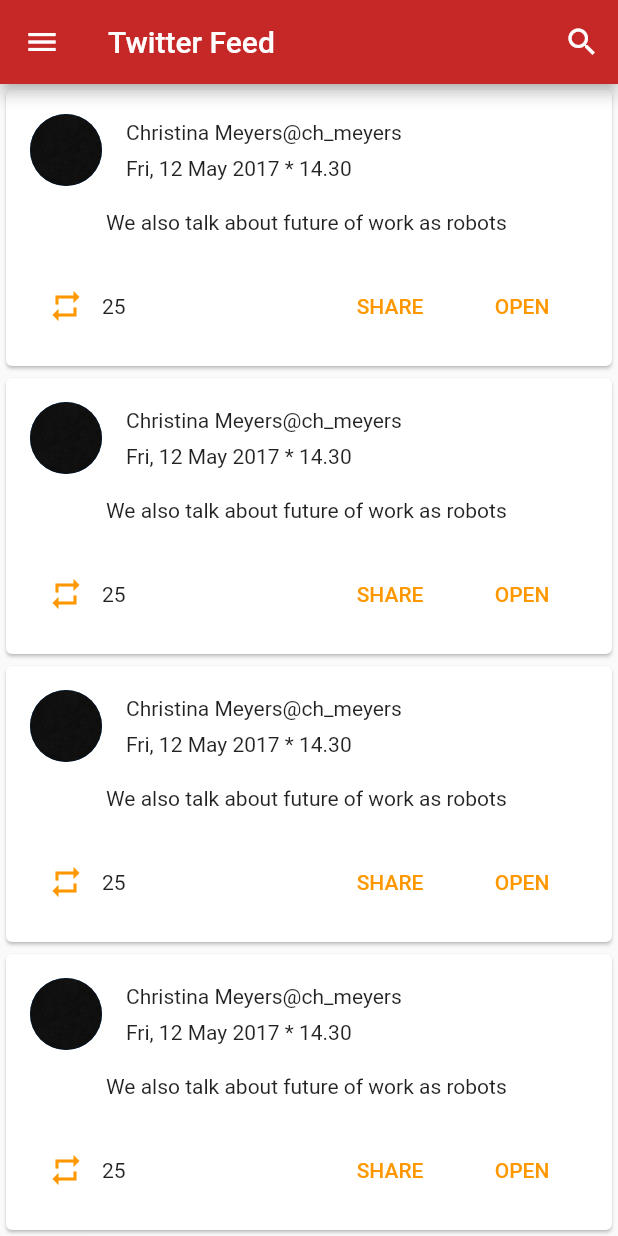
After one commit to AlaaElsweedy/NewsApp, a Flutter app: the TwitterFeed screen opened directly, on a phone screen of 412 x 824 dp. The commit adds this screen. Run offline on Flutter 3.47's test engine with Material 2 defaults, Android fonts, the phone set to English and light mode, and no system bars; our stand-ins replace shared_preferences; missing offline and left inert: page_view_indicator; accounts and stored records are empty.

Commit message:
add twitter

```diff
--- /dev/null
+++ b/lib/screens/twitter_feed.dart
@@ -0,0 +1,107 @@
+import 'package:flutter/material.dart';
+import 'package:news_app/models/nav_menu_item.dart';
+
+class TwitterFeed extends StatefulWidget {
+  @override
+  _TwitterFeedState createState() => _TwitterFeedState();
+}
+
+class _TwitterFeedState extends State<TwitterFeed> {
+  @override
+  Widget build(BuildContext context) {
+    return Scaffold(
+      appBar: AppBar(
+        actions: <Widget>[
+          IconButton(icon: Icon(Icons.search), onPressed: () {}),
+        ],
+        title: Text('Twitter Feed'),
+      ),
+      drawer: Drawer(),
+      body: ListView.builder(
+        itemBuilder: (context, position) {
+          return Card(
+            child: Column(
+              children: <Widget>[_cardHeader(), _cardBody(), _cardFooter()],
+            ),
+          );
+        },
+        itemCount: 20,
+      ),
+    );
+  }
+
+  Widget _cardHeader() {
+    return Row(
+      children: <Widget>[
+        Padding(
+          padding: const EdgeInsets.all(16.0),
+          child: CircleAvatar(
+            backgroundImage: ExactAssetImage('assets/images/body-bg.jpg'),
+            radius: 24,
+          ),
+        ),
+        Column(
+          crossAxisAlignment: CrossAxisAlignment.start,
+          children: <Widget>[
+            Row(
+              children: <Widget>[
+                Text('Christina Meyers'),
+                Text('@ch_meyers'),
+              ],
+            ),
+            SizedBox(
+              height: 8,
+            ),
+            Text('Fri, 12 May 2017 * 14.30'),
+          ],
+        ),
+      ],
+    );
+  }
+
+  Widget _cardBody() {
+    return Padding(
+      padding: const EdgeInsets.only(left: 16, right: 16, bottom: 8),
+      child: Text('We also talk about future of work as robots '),
+    );
+  }
+
+  Widget _cardFooter() {
+    return Padding(
+      padding: const EdgeInsets.all(16),
+      child: Row(
+        mainAxisAlignment: MainAxisAlignment.spaceBetween,
+        children: <Widget>[
+          Row(
+            children: <Widget>[
+              IconButton(
+                icon: Icon(
+                  Icons.repeat,
+                  color: Colors.orange,
+                ),
+                onPressed: () {},
+              ),
+              Text('25'),
+            ],
+          ),
+          Row(
+            children: <Widget>[
+              FlatButton(
+                  onPressed: () {},
+                  child: Text(
+                    'SHARE',
+                    style: TextStyle(color: Colors.orange),
+                  )),
+              FlatButton(
+                  onPressed: () {},
+                  child: Text(
+                    'OPEN',
+                    style: TextStyle(color: Colors.orange),
+                  )),
+            ],
+          ),
+        ],
+      ),
+    );
+  }
+}
--- a/lib/shared_ui/drawer.dart
+++ b/lib/shared_ui/drawer.dart
@@ -2,6 +2,7 @@ import 'package:flutter/material.dart';
 import 'package:news_app/models/nav_menu_item.dart';
 import 'package:news_app/screens/home_screen.dart';
 import 'package:news_app/screens/headline_news.dart';
+import 'package:news_app/screens/twitter_feed.dart';
 
 class NavigationDrawer extends StatefulWidget {
   @override
@@ -9,10 +10,10 @@ class NavigationDrawer extends StatefulWidget {
 }
 
 class _NavigationDrawerState extends State<NavigationDrawer> {
-
   List<NavMenuItem> navigationItem = [
     NavMenuItem('Explore', () => HomeScreen()),
-    NavMenuItem('Headlines', () => HeadlineNews())
+    NavMenuItem('Headlines', () => HeadlineNews()),
+    NavMenuItem('Twitter Feed', () => TwitterFeed()),
   ];
 
 //  List<String> _namesDrawer = [
@@ -36,6 +37,7 @@ class _NavigationDrawerState extends State<NavigationDrawer> {
               title: Text(navigationItem[position].title),
               trailing: Icon(Icons.chevron_right),
               onTap: () {
+                Navigator.pop(context);
                 Navigator.of(context).push(
                   MaterialPageRoute(
                     builder: (context) {
--- a/lib/themes/appbar.dart
+++ b/lib/themes/appbar.dart
@@ -3,7 +3,7 @@ import 'package:flutter/material.dart';
 class AppTheme{
 
   static ThemeData appTheme = ThemeData(
-    primaryColor: Colors.red,
+    primaryColor: Colors.red.shade800,
   );
 
 }
```
